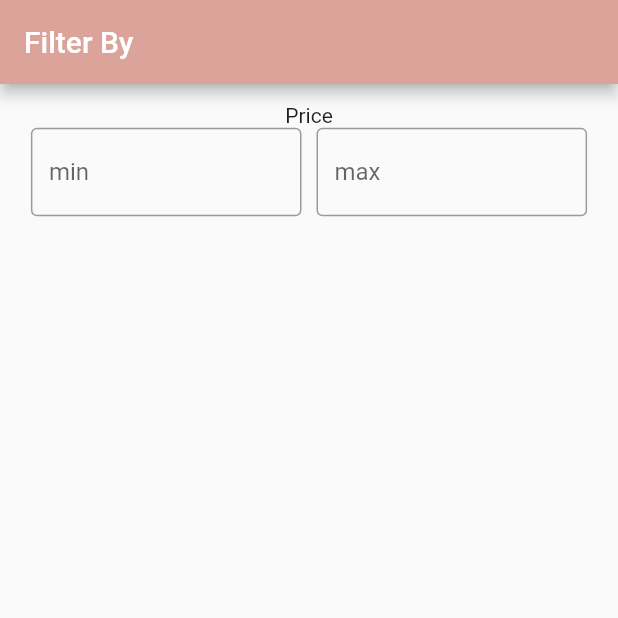
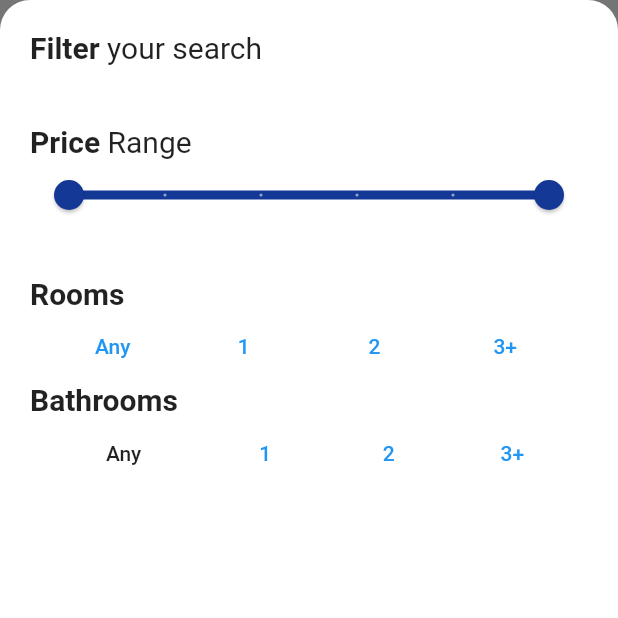
Before and after one commit to Tomerki/Babysitter_Social_App_Client, a Flutter app: the screen it shows after launch, on a phone screen of 412 x 824 dp, the top half of it. Run offline on Flutter 3.47's test engine with Material 2 defaults, Android fonts, the phone set to English and light mode, and no system bars.

Commit message:
new beginning of filter screen

```diff
--- a/lib/main.dart
+++ b/lib/main.dart
@@ -1,5 +1,5 @@
+import 'package:baby_sitter/screens/filter_sec_screen.dart';
 import 'package:flutter/material.dart';
-
 import './screens/babysitter_profile_screen.dart';
 import './screens/login_screen.dart';
 import './screens/welcome_screen.dart';
@@ -15,13 +15,15 @@ class MyApp extends StatelessWidget {
     return MaterialApp(
       // initialRoute: WelcomeScreen.routeName,
       // initialRoute: BabysitterProfileScreen.routeName,
-      initialRoute: FilterScreen.routeName,
+      // initialRoute: FilterScreen.routeName,
+      initialRoute: FilterSecScreen.routeName,
       routes: {
         LoginScreen.routeName: (context) => LoginScreen(),
         BabysitterProfileScreen.routeName: (context) =>
             BabysitterProfileScreen(),
         WelcomeScreen.routeName: (context) => WelcomeScreen(),
         FilterScreen.routeName: (context) => FilterScreen(),
+        FilterSecScreen.routeName: (context) => FilterSecScreen(),
       },
     );
   }
--- /dev/null
+++ b/lib/screens/filter_sec_screen.dart
@@ -0,0 +1,155 @@
+import 'package:flutter/material.dart';
+
+const kTextLabelTheme = TextStyle(fontSize: 20.0, fontWeight: FontWeight.w700);
+
+const kCardTextStyle = TextStyle(color: Colors.white, fontSize: 15);
+
+class FilterSecScreen extends StatefulWidget {
+  static final routeName = 'FilterSecScreen';
+
+  @override
+  State<FilterSecScreen> createState() => _FilterSecScreenState();
+}
+
+class _FilterSecScreenState extends State<FilterSecScreen> {
+  late double selectedValue;
+
+  RangeValues values = RangeValues(17.0, 100.0);
+
+  @override
+  Widget build(BuildContext context) {
+    return Scaffold(
+      body: Container(
+        color: Color(0xff757575),
+        child: Container(
+          decoration: BoxDecoration(
+            color: Colors.white,
+            borderRadius: BorderRadius.only(
+              topLeft: Radius.circular(20.0),
+              topRight: Radius.circular(20.0),
+            ),
+          ),
+          child: Container(
+            margin: EdgeInsets.all(20.0),
+            child: Column(
+              crossAxisAlignment: CrossAxisAlignment.start,
+              children: <Widget>[
+                Row(
+                  children: <Widget>[
+                    Text(
+                      'Filter',
+                      style: kTextLabelTheme,
+                    ),
+                    Text(
+                      ' your search',
+                      style: TextStyle(fontSize: 20),
+                    ),
+                  ],
+                ),
+                Container(
+                  padding: EdgeInsets.only(top: 40.0),
+                  child: Row(
+                    children: <Widget>[
+                      Text(
+                        'Price',
+                        style: kTextLabelTheme,
+                      ),
+                      Text(
+                        ' Range',
+                        style: TextStyle(fontSize: 20.0),
+                      ),
+                    ],
+                  ),
+                ),
+                SliderTheme(
+                  data: SliderTheme.of(context).copyWith(
+                    // rangeThumbShape: CustomRangeThumbShape(),
+                    activeTrackColor: Color(0xff143896),
+                    inactiveTrackColor: Color(0xffDFDFDF),
+                    showValueIndicator: ShowValueIndicator.always,
+                    valueIndicatorColor: Colors.white,
+                    // rangeValueIndicatorShape: CustomRangeValueIndicatorShape(),
+                    valueIndicatorTextStyle: TextStyle(color: Colors.black),
+                    valueIndicatorShape: SliderComponentShape.noOverlay,
+                    thumbColor: Color(0xff143896),
+                  ),
+                  child: RangeSlider(
+                    values: values,
+                    divisions: 5,
+                    min: 17.0,
+                    max: 100.0,
+                    labels: RangeLabels('\$${values.start.toInt()}k',
+                        '\$${values.end.toInt()}k'),
+                    onChanged: (value) {
+                      setState(() {
+                        values = value;
+                      });
+                    },
+                  ),
+                ),
+                Padding(
+                  padding: EdgeInsets.only(top: 30.0),
+                  child: Text(
+                    'Rooms',
+                    style: kTextLabelTheme,
+                  ),
+                ),
+                Row(
+                  mainAxisAlignment: MainAxisAlignment.spaceEvenly,
+                  children: <Widget>[
+                    TextButton(
+                      onPressed: () {},
+                      child: Text('Any'),
+                    ),
+                    TextButton(
+                      style: ButtonStyle(
+                        overlayColor:
+                            MaterialStateProperty.all(Colors.transparent),
+                      ),
+                      onPressed: () {},
+                      child: Text('1'),
+                    ),
+                    TextButton(
+                      onPressed: () {},
+                      child: Text('2'),
+                    ),
+                    TextButton(
+                      onPressed: () {},
+                      child: Text('3+'),
+                    ),
+                  ],
+                ),
+                Text(
+                  'Bathrooms',
+                  style: kTextLabelTheme,
+                ),
+                Row(
+                  mainAxisAlignment: MainAxisAlignment.spaceEvenly,
+                  children: <Widget>[
+                    MaterialButton(
+                      elevation: 10.0,
+                      onPressed: () {},
+                      child: Text('Any'),
+                    ),
+                    TextButton(
+                      onPressed: () {},
+                      child: Text('1'),
+                    ),
+                    TextButton(
+                      onPressed: () {},
+                      child: Text('2'),
+                    ),
+                    TextButton(
+                      onPressed: () {},
+                      child: Text('3+'),
+                    ),
+                  ],
+                ),
+              ],
+            ),
+          ),
+        ),
+      ),
+    );
+  }
+}
```
